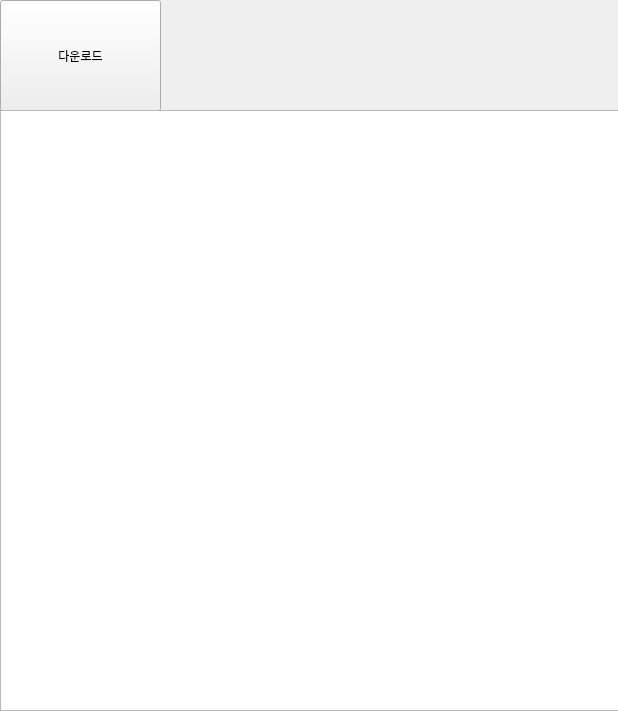
First picture: the form in View/MainWindows.ui, repository aossuper7/YoutubeVideoSoundSourceExtraction, before the edit.
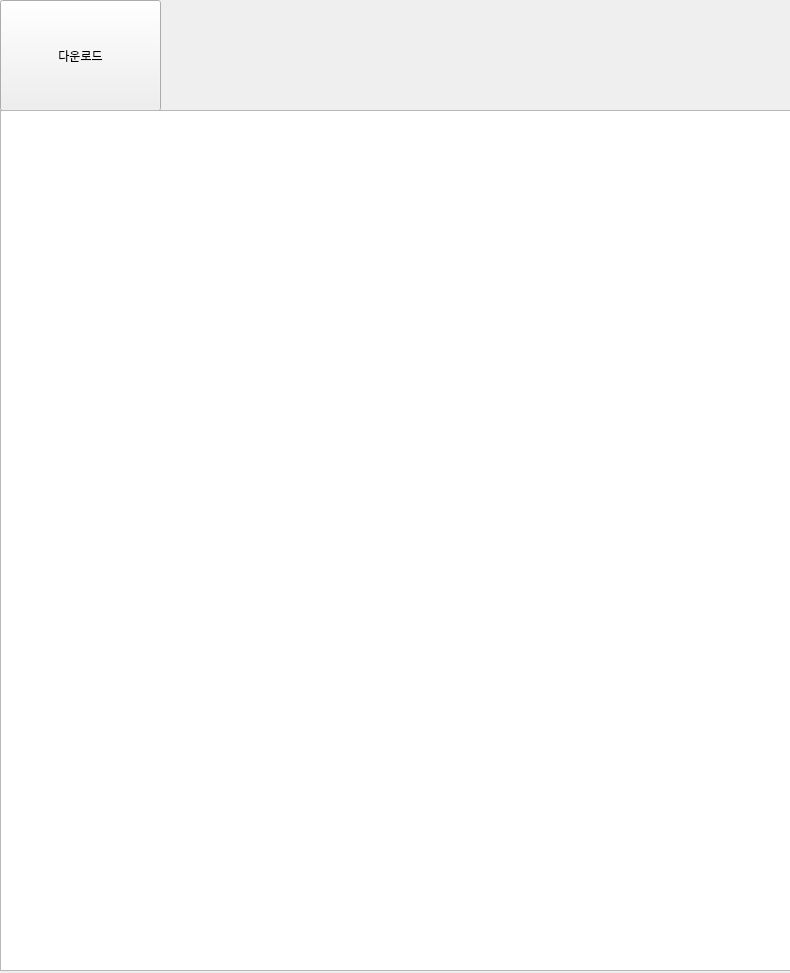
Second picture: the form after the edit. Icons and pictures are not drawn.

Commit message: feat: 메인 UI 해상도 변경, 유튜브 해상도 목록 가져오기

```diff
--- a/View/MainWindows.ui
+++ b/View/MainWindows.ui
@@ -9,8 +9,8 @@
    <rect>
     <x>0</x>
     <y>0</y>
-    <width>618</width>
-    <height>711</height>
+    <width>790</width>
+    <height>973</height>
    </rect>
   </property>
   <property name="windowTitle">
@@ -43,8 +43,8 @@
      <rect>
       <x>0</x>
       <y>110</y>
-      <width>621</width>
-      <height>601</height>
+      <width>791</width>
+      <height>861</height>
      </rect>
     </property>
     <property name="whatsThis">
```
The commit also changes 4 other files.
